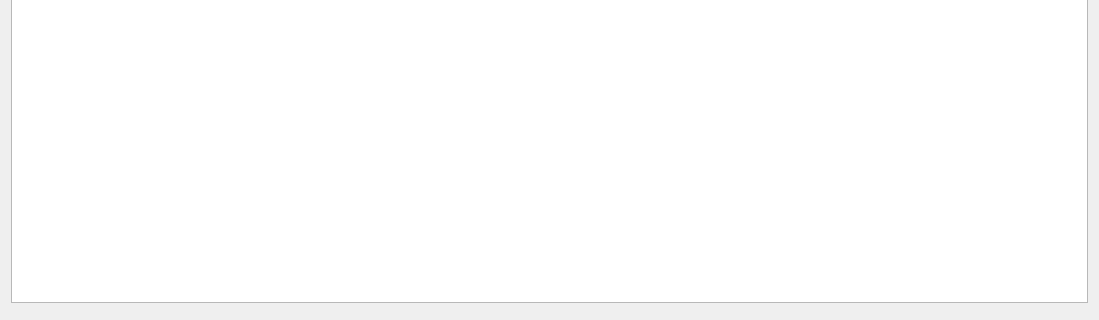
This is ui/wdgLastCurrent.ui in turulomio/xulpymoney as Qt 5 draws it before an edit; both pictures show x 0 to 1099 and y 204 to 524 of the 1099 by 524 pixel window. The edited form follows.
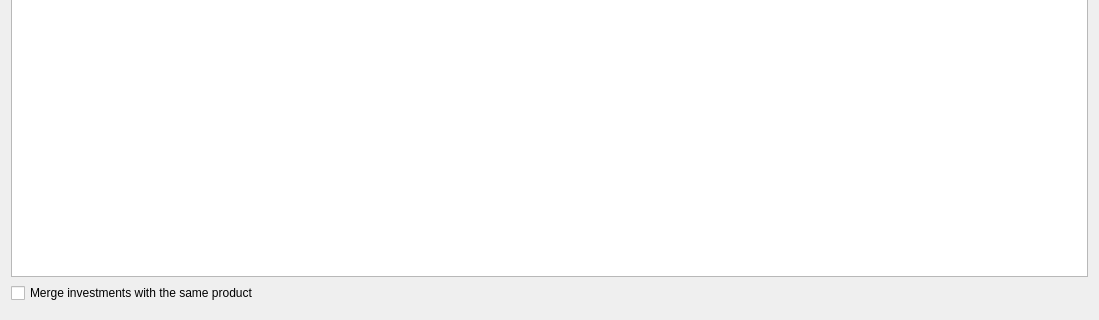
This is the edited form. Icons and pictures are not drawn. Custom widgets are drawn as their Qt base class.

```diff
--- a/ui/wdgLastCurrent.ui
+++ b/ui/wdgLastCurrent.ui
@@ -176,6 +176,13 @@
        </column>
       </widget>
      </item>
+     <item>
+      <widget class="QCheckBox" name="chkSameProduct">
+       <property name="text">
+        <string>Merge investments with the same product</string>
+       </property>
+      </widget>
+     </item>
      <item>
       <widget class="QWidget" name="wdgIBM" native="true"/>
      </item>
```
